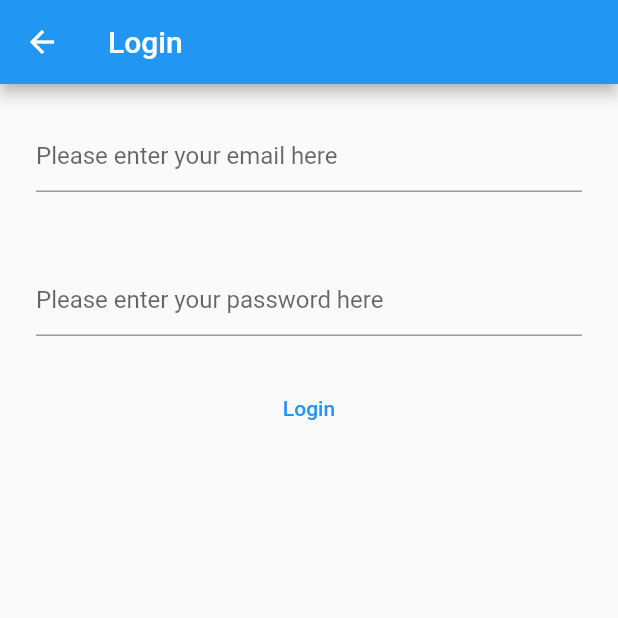
After one commit to leilaabdel/37-hr-flutter-course, a Flutter app: the LoginView screen opened directly, after a tap on "Login", on a phone screen of 412 x 824 dp, the top half of it. The commit adds this screen. Run offline on Flutter 3.47's test engine with Material 2 defaults, Android fonts, the phone set to English and light mode, and no system bars; our stand-ins replace firebase_auth, firebase_core; accounts and stored records are empty; network calls fail.

Commit message:
[ADD] Added login screen

```diff
--- /dev/null
+++ b/lib/views/login_view.dart
@@ -0,0 +1,99 @@
+import 'package:firebase_auth/firebase_auth.dart';
+import 'package:firebase_core/firebase_core.dart';
+import 'package:flutter/material.dart';
+
+import '../firebase_options.dart';
+
+class LoginView extends StatefulWidget {
+  const LoginView({super.key});
+
+  @override
+  State<LoginView> createState() => _LoginViewState();
+}
+
+class _LoginViewState extends State<LoginView> {
+  late final TextEditingController _email;
+  late final TextEditingController _password;
+
+  @override
+  void initState() {
+    _email = TextEditingController();
+    _password = TextEditingController();
+    super.initState();
+  }
+
+  @override
+  void dispose() {
+    _email.dispose();
+    _password.dispose();
+    super.dispose();
+  }
+
+  @override
+  Widget build(BuildContext context) {
+    return Scaffold(
+        appBar: AppBar(
+          title: const Text("Login"),
+        ),
+        body: FutureBuilder(
+          future: Firebase.initializeApp(
+              options: DefaultFirebaseOptions.currentPlatform),
+          builder: (context, snapshot) {
+            switch (snapshot.connectionState) {
+              case ConnectionState.done:
+                return Column(
+                  children: [
+                    Padding(
+                      padding: const EdgeInsets.all(24),
+                      child: TextField(
+                        autocorrect: false,
+                        enableSuggestions: false,
+                        keyboardType: TextInputType.emailAddress,
+                        decoration: const InputDecoration(
+                            hintText: 'Please enter your email here'),
+                        controller: _email,
+                      ),
+                    ),
+                    Padding(
+                      padding: const EdgeInsets.all(24),
+                      child: TextField(
+                        enableSuggestions: false,
+                        obscureText: true,
+                        autocorrect: false,
+                        decoration: const InputDecoration(
+                            hintText: 'Please enter your password here'),
+                        controller: _password,
+                      ),
+                    ),
+                    Center(
+                      child: TextButton(
+                        onPressed: () async {
+                          print("I was pressed");
+                          final email = _email.text;
+                          final password = _password.text;
+                          try {
+                            final credentials = await FirebaseAuth.instance
+                                .signInWithEmailAndPassword(
+                                    email: email, password: password);
+                            print(credentials);
+                          } on FirebaseAuthException catch (e) {
+                            if (e.code == 'user-not-found') {
+                              print('User not found');
+                            } else if (e.code == 'wrong-password') {
+                              print('Wrong Password');
+                            }
+                          }
+                        },
+                        child: const Text("Login"),
+                      ),
+                    ),
+                  ],
+                );
+
+              default:
+                return const Center(child: const Text("Loading..."));
+            }
+          },
+        ));
+  }
+}
--- /dev/null
+++ b/lib/views/register_view.dart
@@ -0,0 +1,100 @@
+import 'package:firebase_auth/firebase_auth.dart';
+import 'package:firebase_core/firebase_core.dart';
+import 'package:flutter/material.dart';
+
+import '../firebase_options.dart';
+
+class RegisterView extends StatefulWidget {
+  const RegisterView({super.key});
+
+  @override
+  State<RegisterView> createState() => _RegisterViewState();
+}
+
+class _RegisterViewState extends State<RegisterView> {
+  late final TextEditingController _email;
+  late final TextEditingController _password;
+
+  @override
+  void initState() {
+    _email = TextEditingController();
+    _password = TextEditingController();
+    super.initState();
+  }
+
+  @override
+  void dispose() {
+    _email.dispose();
+    _password.dispose();
+    super.dispose();
+  }
+
+  @override
+  Widget build(BuildContext context) {
+    return Scaffold(
+        appBar: AppBar(
+          title: const Text("Register"),
+        ),
+        body: FutureBuilder(
+          future: Firebase.initializeApp(
+              options: DefaultFirebaseOptions.currentPlatform),
+          builder: (context, snapshot) {
+            switch (snapshot.connectionState) {
+              case ConnectionState.done:
+                return Column(
+                  children: [
+                    Padding(
+                      padding: const EdgeInsets.all(24),
+                      child: TextField(
+                        autocorrect: false,
+                        enableSuggestions: false,
+                        keyboardType: TextInputType.emailAddress,
+                        decoration: const InputDecoration(
+                            hintText: 'Please enter your email here'),
+                        controller: _email,
+                      ),
+                    ),
+                    Padding(
+                      padding: const EdgeInsets.all(24),
+                      child: TextField(
+                        enableSuggestions: false,
+                        obscureText: true,
+                        autocorrect: false,
+                        decoration: const InputDecoration(
+                            hintText: 'Please enter your password here'),
+                        controller: _password,
+                      ),
+                    ),
+                    Center(
+                      child: TextButton(
+                        onPressed: () async {
+                          final email = _email.text;
+                          final password = _password.text;
+                          try {
+                            final userCredential = await FirebaseAuth.instance
+                                .createUserWithEmailAndPassword(
+                                    email: email, password: password);
+                            print(userCredential);
+                          } on FirebaseAuthException catch (e) {
+                            if (e.code == 'weak-password') {
+                              print('Weak Password');
+                            } else if (e.code == 'email-already-in-use') {
+                              print('Email already in use');
+                            } else if (e.code == 'invalid-email') {
+                              print('Invalid email');
+                            }
+                          }
+                        },
+                        child: const Text("Register"),
+                      ),
+                    ),
+                  ],
+                );
+
+              default:
+                return Center(child: const Text("Loading..."));
+            }
+          },
+        ));
+  }
+}
```
Also changed, not shown: lib/main.dart (+3 -88 lines).
